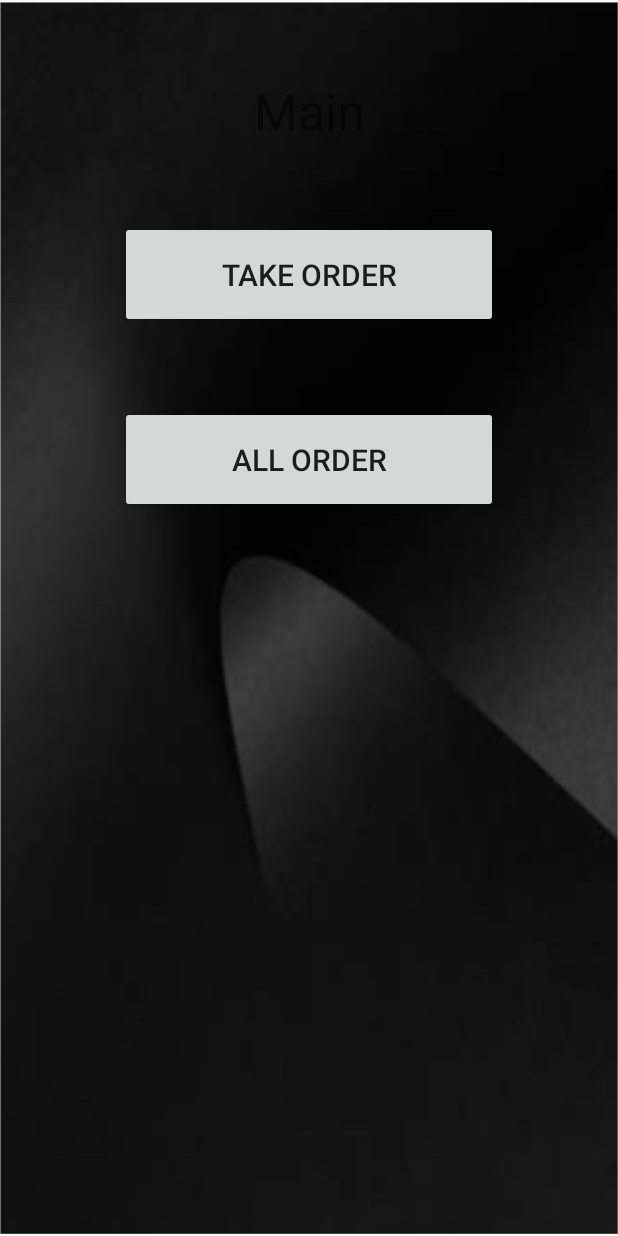
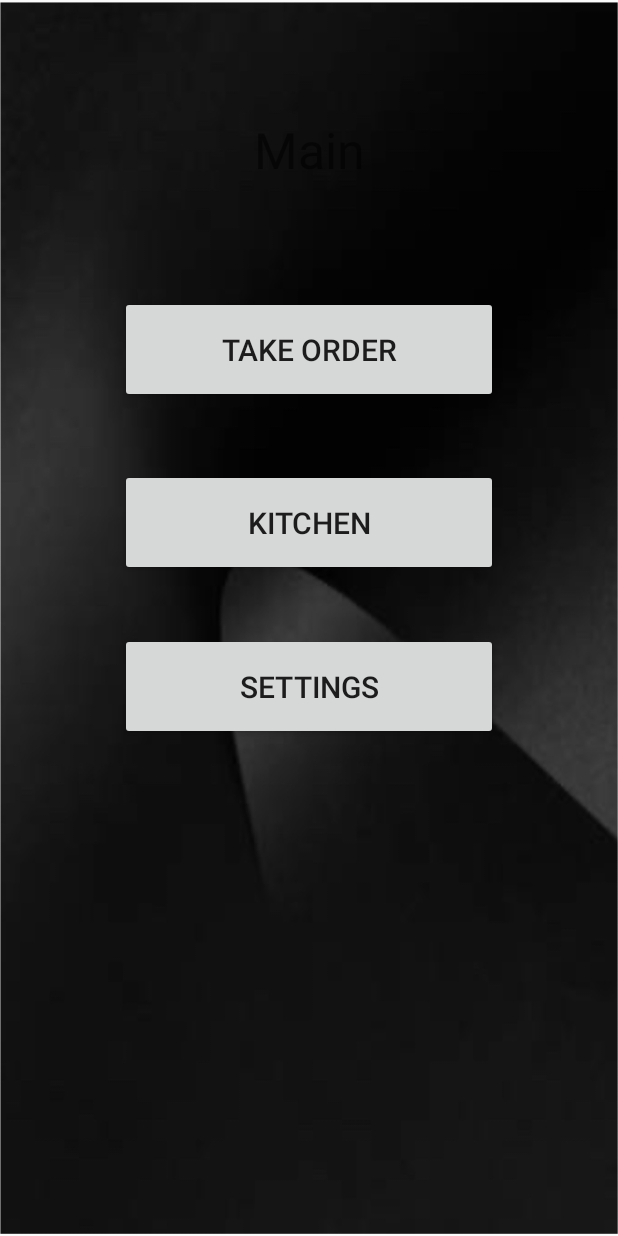
Before and after one commit to MoussaEllakki/Restaurang1, an Android app: the MainFragment screen opened through its navigation route, on a phone screen of 412 x 824 dp. Run offline under Robolectric (Android 15) with nearby library versions, the phone set to English and light mode, and no system bars; our stand-ins replace Firebase (no records; nobody signed in at launch, a user with empty details on screens opened directly), data binding.

Commit message:
mon28feb

```diff
--- a/app/src/main/java/AllClasses/Message.kt
+++ b/app/src/main/java/AllClasses/Message.kt
@@ -8,6 +8,10 @@ import androidx.appcompat.app.AlertDialog
 
 class Message {
 
+
+    var tableBusy = "this Table is not availble if you want to use it press yes , but you gonna remove whole its order" +
+            "otherwise press no to take another one"
+
     fun sendMsg(msg : String , act : Activity){
         val builder = AlertDialog.Builder(act)
         builder.setTitle("Message")
--- a/app/src/main/java/AllClasses/ViewModelID.kt
+++ b/app/src/main/java/AllClasses/ViewModelID.kt
@@ -108,6 +108,7 @@ class ViewModelID : ViewModel() {
     }
 
     fun updateAllTabels(restaurantId: String , adapter: TableAdapter) {
+
         tables.clear()
         database.child("Restaurant").child(restaurantId)
             .child("Bords").get().addOnSuccessListener {
@@ -117,7 +118,7 @@ class ViewModelID : ViewModel() {
                     tables.add(table!!)
                 }
 
-               // TODO() Fråga Bil
+                // TODO() Fråga Bil
                 adapter.uppdateTableAdapter()
             }
 
--- a/app/src/main/java/moussa/ellakki/MainFragment.kt
+++ b/app/src/main/java/moussa/ellakki/MainFragment.kt
@@ -33,8 +33,10 @@ class MainFragment : Fragment() {
 
     override fun onViewCreated(view: View, savedInstanceState: Bundle?) {
         super.onViewCreated(view, savedInstanceState)
+
         binding.buttonTakeOrder.setOnClickListener {
             view.findNavController().navigate(R.id.action_mainFragment_to_tablesFragment)
+
         }
     }
 
--- a/app/src/main/java/moussa/ellakki/SignInFragment.kt
+++ b/app/src/main/java/moussa/ellakki/SignInFragment.kt
@@ -23,6 +23,7 @@ class SignInFragment : Fragment() {
 
     lateinit var binding: FragmentSignInBinding
 
+    //
     val model: ViewModelID by activityViewModels()
     var message = Message()
 
--- a/app/src/main/java/moussa/ellakki/TablesFragment.kt
+++ b/app/src/main/java/moussa/ellakki/TablesFragment.kt
@@ -33,7 +33,8 @@ class TablesFragment : Fragment() {
         tableRecyclerView.adapter = tableAdapter
         tableAdapter.tables =  model.tables
         tableAdapter.model = model
-        tableAdapter.activity = this.requireActivity()
+
+
 
     }
 
--- a/app/src/main/res/drawable/bord_background.xml
+++ b/app/src/main/res/drawable/bord_background.xml
@@ -6,7 +6,7 @@
         android:color="#35E41B"/>
 
     <corners
-        android:radius="20dp"/>
+        android:radius="50dp"/>
 
 
 
--- a/app/src/main/res/drawable/edittext_design.xml
+++ b/app/src/main/res/drawable/edittext_design.xml
@@ -6,8 +6,7 @@
         android:color="#1AEFECEC"/>
 
     <corners
-        android:bottomLeftRadius="20dp"
-        android:topRightRadius="20dp" />
+       android:radius="16dp" />
     <stroke
         android:color="#66F5EFEF"
         android:width="1dp"/>
--- a/app/src/main/res/layout/fragment_main.xml
+++ b/app/src/main/res/layout/fragment_main.xml
@@ -17,12 +17,13 @@
             android:layout_width="0dp"
             android:layout_height="40dp"
             android:layout_marginStart="50dp"
-            android:layout_marginTop="50dp"
+            android:layout_marginTop="76dp"
             android:layout_marginEnd="50dp"
             android:text="Main"
             android:textAlignment="center"
             android:textSize="33dp"
             app:layout_constraintEnd_toEndOf="parent"
+            app:layout_constraintHorizontal_bias="1.0"
             app:layout_constraintStart_toStartOf="parent"
             app:layout_constraintTop_toTopOf="parent"></TextView>
 
@@ -31,11 +32,12 @@
             android:layout_width="0dp"
             android:layout_height="71dp"
             android:layout_marginStart="80dp"
-            android:layout_marginTop="96dp"
+            android:layout_marginTop="120dp"
             android:layout_marginEnd="80dp"
             android:text="Take order"
             android:textSize="20dp"
             app:layout_constraintEnd_toEndOf="parent"
+            app:layout_constraintHorizontal_bias="0.0"
             app:layout_constraintStart_toStartOf="parent"
             app:layout_constraintTop_toTopOf="@id/text_i_mainFragment">
 
@@ -46,14 +48,28 @@
             android:layout_width="0dp"
             android:layout_height="71dp"
             android:layout_marginStart="80dp"
-            android:layout_marginTop="52dp"
+            android:layout_marginTop="44dp"
             android:layout_marginEnd="80dp"
-            android:text="All order"
+            android:text="Kitchen"
             android:textSize="20sp"
             app:layout_constraintEnd_toEndOf="parent"
-            app:layout_constraintHorizontal_bias="1.0"
+            app:layout_constraintHorizontal_bias="0.0"
             app:layout_constraintStart_toStartOf="parent"
             app:layout_constraintTop_toBottomOf="@+id/button_take_order" />
+
+        <Button
+            android:id="@+id/button3"
+            android:layout_width="0dp"
+            android:layout_height="71dp"
+            android:layout_marginStart="80dp"
+            android:layout_marginTop="38dp"
+            android:layout_marginEnd="80dp"
+            android:text="Settings"
+            android:textSize="20sp"
+            app:layout_constraintEnd_toEndOf="parent"
+            app:layout_constraintHorizontal_bias="0.0"
+            app:layout_constraintStart_toStartOf="parent"
+            app:layout_constraintTop_toBottomOf="@+id/button" />
 
 
     </androidx.constraintlayout.widget.ConstraintLayout>
--- a/app/src/main/res/layout/fragment_order.xml
+++ b/app/src/main/res/layout/fragment_order.xml
@@ -72,6 +72,7 @@
                 android:layout_marginStart="16dp"
                 android:layout_marginTop="20dp"
                 android:layout_marginEnd="16dp"
+                android:padding="10dp"
                 app:layout_constraintEnd_toEndOf="parent"
                 app:layout_constraintHorizontal_bias="1.0"
                 app:layout_constraintStart_toStartOf="parent"
@@ -84,6 +85,7 @@
                 android:layout_marginStart="16dp"
                 android:layout_marginTop="5dp"
                 android:layout_marginEnd="16dp"
+                android:padding="10dp"
                 app:layout_constraintEnd_toEndOf="parent"
                 app:layout_constraintHorizontal_bias="0.0"
                 app:layout_constraintStart_toStartOf="parent"
@@ -97,6 +99,7 @@
                 android:layout_marginTop="5dp"
                 android:layout_marginEnd="16dp"
                 android:layout_marginBottom="30dp"
+                android:padding="10dp"
                 app:layout_constraintBottom_toBottomOf="parent"
                 app:layout_constraintEnd_toEndOf="parent"
                 app:layout_constraintHorizontal_bias="0.0"
--- a/app/src/main/res/layout/fragment_sign_in.xml
+++ b/app/src/main/res/layout/fragment_sign_in.xml
@@ -20,7 +20,7 @@
             android:layout_marginStart="32dp"
             android:layout_marginTop="30dp"
             android:layout_marginEnd="32dp"
-            android:background="#FC9803"
+            android:background="#BBB8B5"
             android:text="Enter"
             android:textColor="#000000"
             android:textSize="20sp"
@@ -38,7 +38,7 @@
             android:layout_marginEnd="32dp"
             android:text="Delicious"
             android:textAlignment="center"
-            android:textColor="#FC9803"
+            android:textColor="#BBB8B5"
             android:textSize="40dp"
             android:textStyle="italic"
             app:layout_constraintEnd_toEndOf="parent"
--- a/app/src/main/res/layout/fragment_tables.xml
+++ b/app/src/main/res/layout/fragment_tables.xml
@@ -35,7 +35,7 @@
             android:layout_height="0dp"
             android:layout_marginTop="30dp"
             android:layout_marginBottom="100dp"
-            android:background="#FC9803"
+            android:background="#BBB8B5"
             android:padding="10dp"
             app:layout_constraintBottom_toBottomOf="parent"
             app:layout_constraintEnd_toEndOf="parent"
```
Also changed, not shown: app/src/main/java/AllClasses/AllAdapter.kt (+41 -22 lines), app/src/main/java/AllClasses/AllClasses.kt (+4 -31 lines), app/src/main/java/AllClasses/Restaurant.kt (+7 -0 lines), app/src/main/java/AllClasses/TableAdapter.kt (+11 -8 lines), app/src/main/java/moussa/ellakki/OrderFragment.kt (+24 -8 lines), app/src/main/res/layout/view_for_menu.xml (+26 -6 lines).
